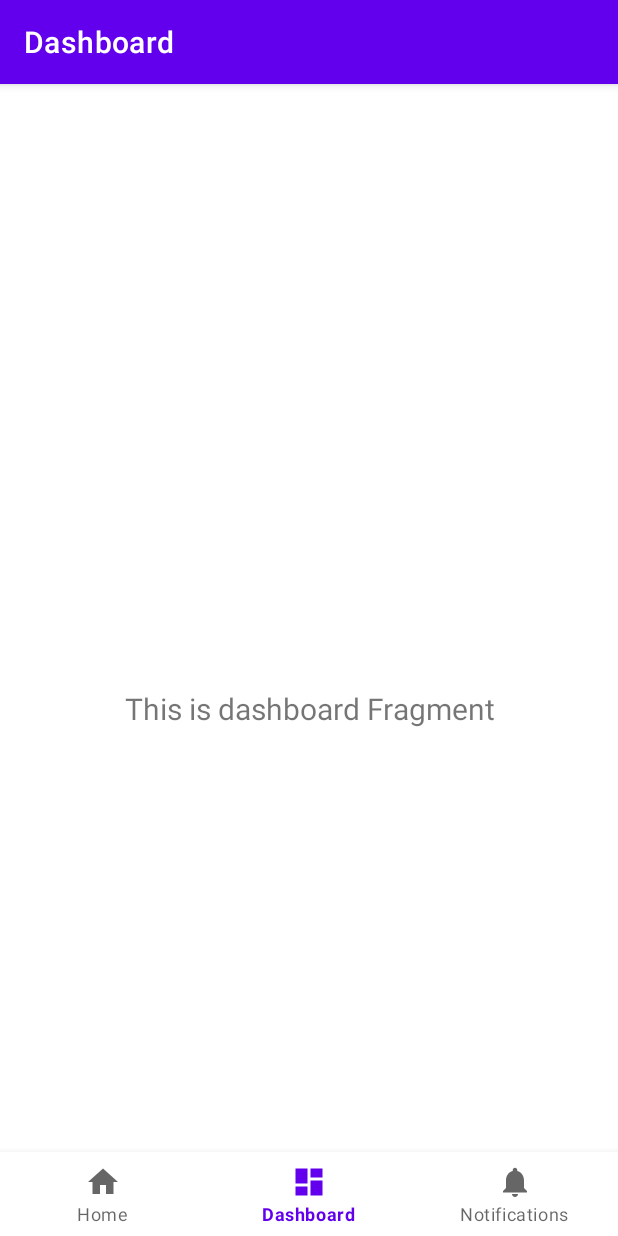
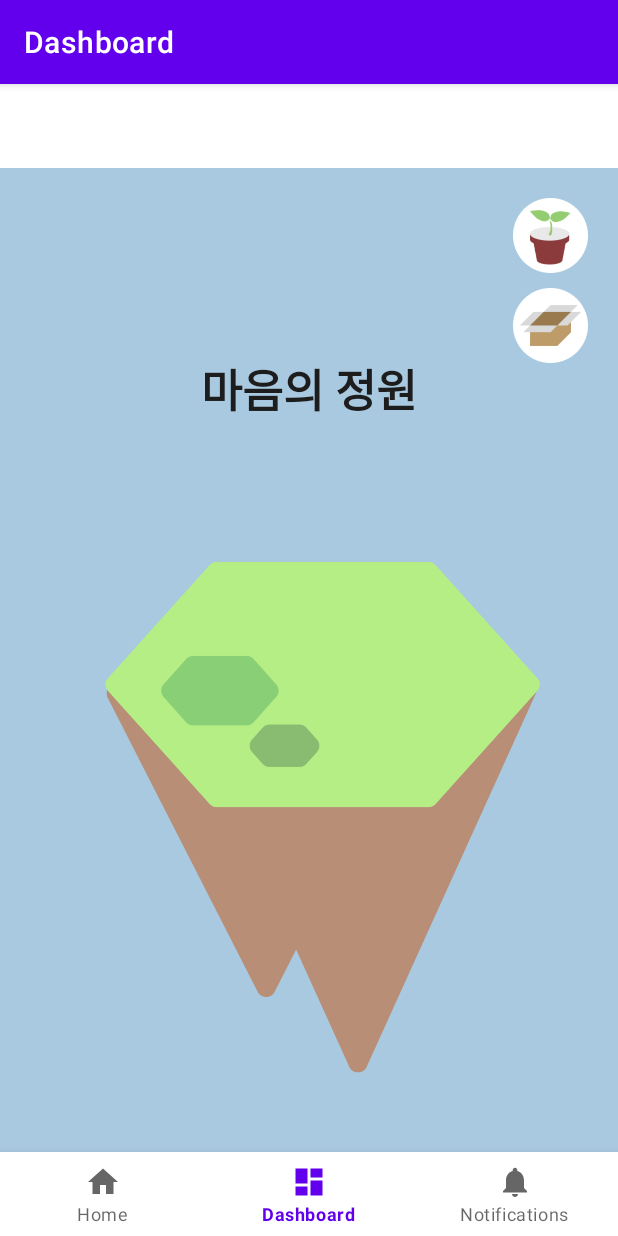
Before and after one commit to epdlrnldudnj/MI, an Android app: the DashboardFragment screen opened through its navigation route, on a phone screen of 412 x 824 dp. Run offline under Robolectric (Android 15) with nearby library versions, the phone set to English and light mode, and no system bars; our stand-ins replace navigation-ui; 4 statements that could not run were skipped.

Commit message:
island commit

```diff
--- a/app/src/main/res/layout/fragment_dashboard.xml
+++ b/app/src/main/res/layout/fragment_dashboard.xml
@@ -4,19 +4,64 @@
     xmlns:tools="http://schemas.android.com/tools"
     android:layout_width="match_parent"
     android:layout_height="match_parent"
-    tools:context=".ui.dashboard.DashboardFragment">
+    tools:context=".ui.home.HomeFragment"
+    android:background="@color/main_background">
 
-    <TextView
-        android:id="@+id/text_dashboard"
+    <ImageButton
+        android:id="@+id/shopping_button"
+        android:layout_width="50dp"
+        android:layout_height="50dp"
+        android:layout_marginTop="20dp"
+        android:layout_marginEnd="20dp"
+        android:background="@drawable/shopping_button"
+        app:layout_constraintEnd_toEndOf="parent"
+        app:layout_constraintTop_toTopOf="parent" />
+
+    <ImageButton
+        android:id="@+id/storage_button"
+        android:layout_width="50dp"
+        android:layout_height="50dp"
+        android:layout_marginTop="10dp"
+        android:background="@drawable/storage_button"
+        app:layout_constraintEnd_toEndOf="@+id/shopping_button"
+        app:layout_constraintTop_toBottomOf="@+id/shopping_button" />
+
+    <androidx.constraintlayout.widget.ConstraintLayout
+        android:id="@+id/constraintLayout"
         android:layout_width="match_parent"
-        android:layout_height="wrap_content"
-        android:layout_marginStart="8dp"
-        android:layout_marginTop="8dp"
-        android:layout_marginEnd="8dp"
-        android:textAlignment="center"
-        android:textSize="20sp"
+        android:layout_height="match_parent"
+        android:layout_marginStart="50dp"
+        android:layout_marginTop="200dp"
+        android:layout_marginEnd="50dp"
+        android:layout_marginBottom="50dp"
         app:layout_constraintBottom_toBottomOf="parent"
         app:layout_constraintEnd_toEndOf="parent"
         app:layout_constraintStart_toStartOf="parent"
-        app:layout_constraintTop_toTopOf="parent" />
+        app:layout_constraintTop_toTopOf="parent">
+
+        <ImageView
+            android:id="@+id/imageView"
+            android:layout_width="match_parent"
+            android:layout_height="wrap_content"
+            android:src="@drawable/island"
+            app:layout_constraintBottom_toBottomOf="parent"
+            app:layout_constraintEnd_toEndOf="parent"
+            app:layout_constraintHorizontal_bias="1.0"
+            app:layout_constraintStart_toStartOf="parent"
+            app:layout_constraintTop_toTopOf="parent"
+            app:layout_constraintVertical_bias="0.0" />
+    </androidx.constraintlayout.widget.ConstraintLayout>
+
+    <TextView
+        android:id="@+id/textView"
+        android:layout_width="wrap_content"
+        android:layout_height="wrap_content"
+        android:layout_marginBottom="30dp"
+        android:text="@string/name_island"
+        android:textColor="#1D1D1D"
+        android:textSize="30sp"
+        android:textStyle="bold"
+        app:layout_constraintBottom_toTopOf="@+id/constraintLayout"
+        app:layout_constraintEnd_toEndOf="parent"
+        app:layout_constraintStart_toStartOf="parent" />
 </androidx.constraintlayout.widget.ConstraintLayout>
--- a/app/src/main/res/layout/fragment_home.xml
+++ b/app/src/main/res/layout/fragment_home.xml
@@ -4,17 +4,5 @@
     xmlns:tools="http://schemas.android.com/tools"
     android:layout_width="match_parent"
     android:layout_height="match_parent"
-    tools:context=".ui.home.HomeFragment">
-
-    <TextView
-        android:id="@+id/textView"
-        android:layout_width="wrap_content"
-        android:layout_height="wrap_content"
-        android:text="김정은 마지막이면 좋겠는 테스트"
-        android:textSize="20sp"
-        android:textColor="#abce23"
-        app:layout_constraintBottom_toBottomOf="parent"
-        app:layout_constraintEnd_toEndOf="parent"
-        app:layout_constraintStart_toStartOf="parent"
-        app:layout_constraintTop_toTopOf="parent" />
-</androidx.constraintlayout.widget.ConstraintLayout>
+    tools:context=".ui.home.HomeFragment"
+    android:background="@color/main_background"/>
--- a/app/src/main/res/values/colors.xml
+++ b/app/src/main/res/values/colors.xml
@@ -7,4 +7,5 @@
     <color name="teal_700">#FF018786</color>
     <color name="black">#FF000000</color>
     <color name="white">#FFFFFFFF</color>
+    <color name="main_background">#A9C9E0</color>
 </resources>
--- a/app/src/main/res/values/strings.xml
+++ b/app/src/main/res/values/strings.xml
@@ -3,4 +3,5 @@
     <string name="title_home">Home</string>
     <string name="title_dashboard">Dashboard</string>
     <string name="title_notifications">Notifications</string>
+    <string name="name_island">마음의 정원</string>
 </resources>
```
Also changed, not shown: app/src/main/res/drawable/island.png (added), app/src/main/res/drawable/shopping_button.png (added), app/src/main/res/drawable/storage_button.png (added).
